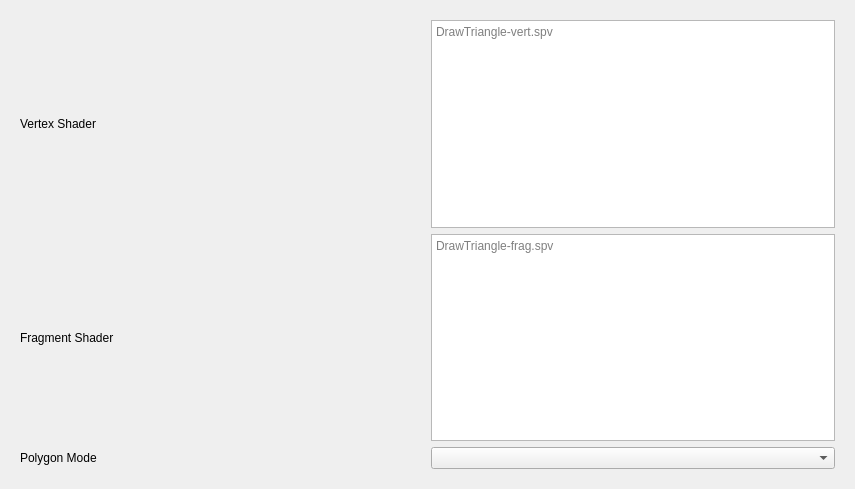
NianZo/GraphicsPlayground, file ui/MainGUI.ui: the form before one commit.
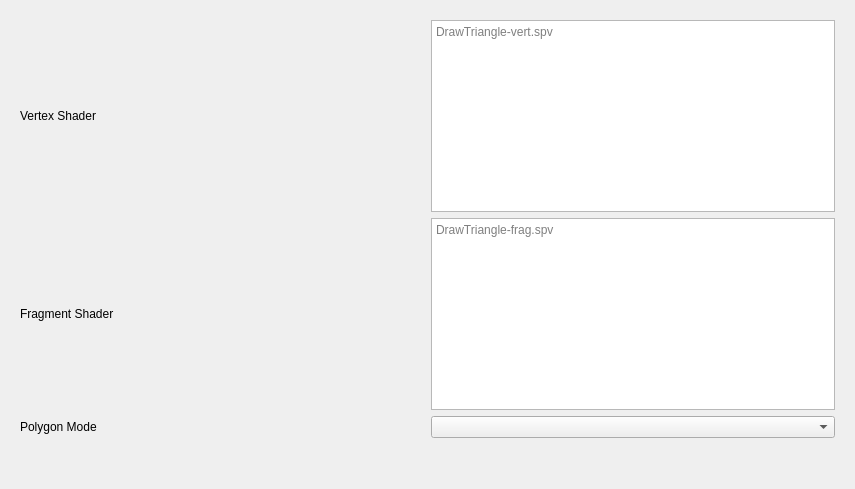
The form after the commit. The open tabs and pages were chosen to show the change.

Commit message: Allow changing shaders used from GUI

Diff of the .ui file:
```diff
--- a/ui/MainGUI.ui
+++ b/ui/MainGUI.ui
@@ -219,6 +219,19 @@
          </item>
         </layout>
        </item>
+       <item>
+        <spacer name="verticalSpacer">
+         <property name="orientation">
+          <enum>Qt::Vertical</enum>
+         </property>
+         <property name="sizeHint" stdset="0">
+          <size>
+           <width>20</width>
+           <height>40</height>
+          </size>
+         </property>
+        </spacer>
+       </item>
       </layout>
      </widget>
     </widget>
```
Left out of the diff: 4 changed lines with no effect on the pictures. The commit also changes 5 other files.
